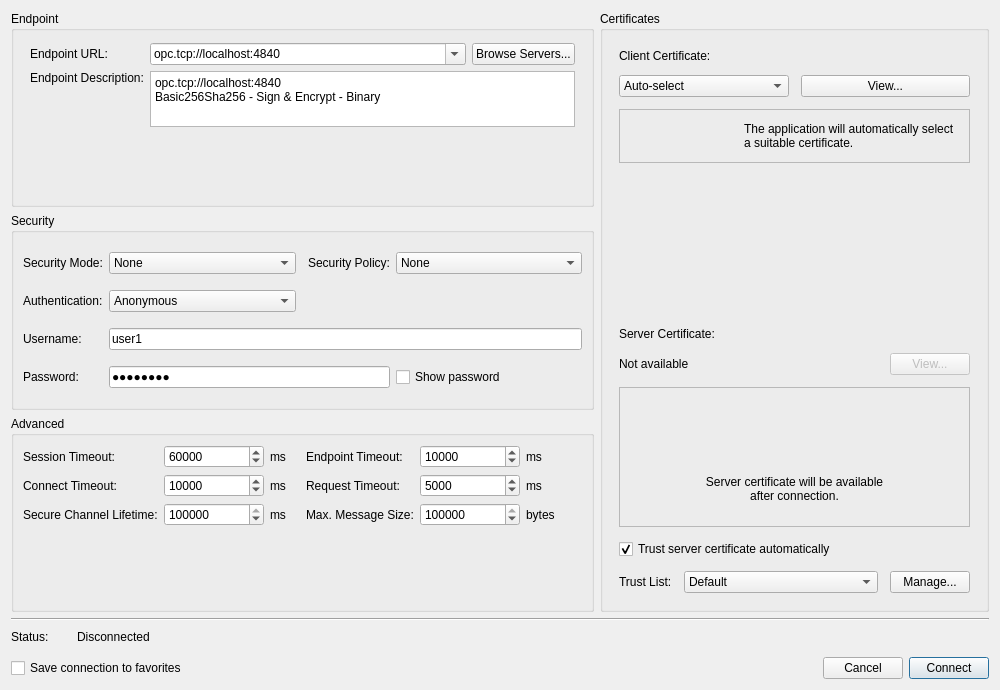
Old version of the form src/dialogs/connectiondialog.ui in the repository sanny32/OpenUaExplorer.
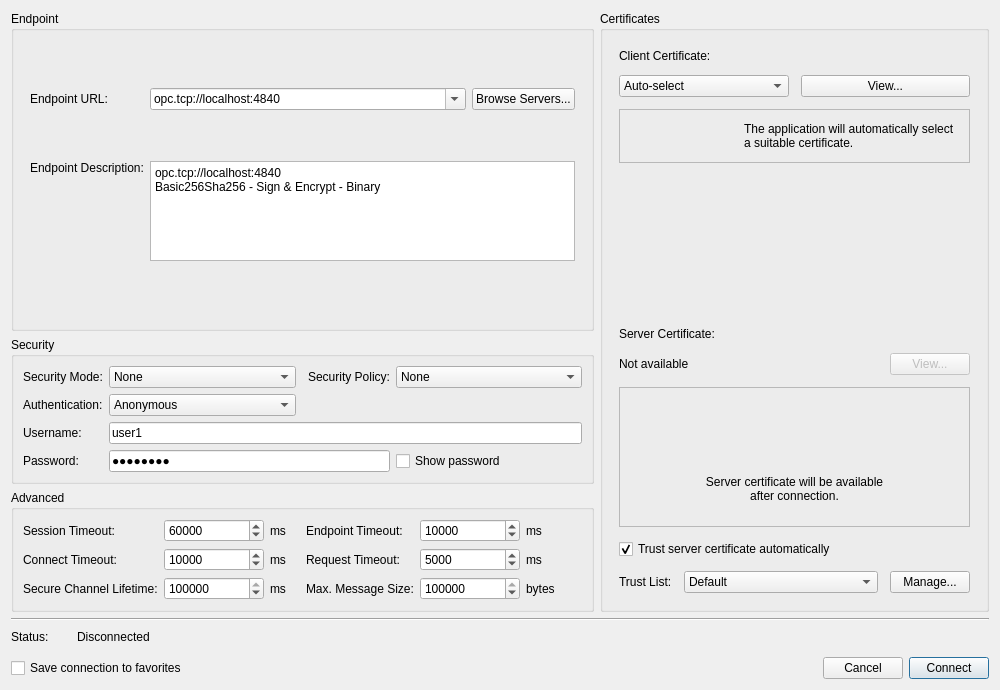
New version of the form. Icons and pictures are not drawn. Custom widgets are drawn as their Qt base class.

Commit message: feat: Adjust connection dialog size properties for improved layout and responsiveness

```diff
--- a/src/dialogs/connectiondialog.ui
+++ b/src/dialogs/connectiondialog.ui
@@ -13,7 +13,7 @@
   <property name="minimumSize">
    <size>
      <width>1000</width>
-    <height>690</height>
+    <height>0</height>
    </size>
   </property>
   <property name="windowTitle">
@@ -62,7 +62,7 @@
           <item row="1" column="1">
            <widget class="QTextEdit" name="endpointDescriptionEdit">
             <property name="sizePolicy">
-             <sizepolicy hsizetype="Expanding" vsizetype="Fixed">
+             <sizepolicy hsizetype="Expanding" vsizetype="Expanding">
               <horstretch>0</horstretch>
               <verstretch>0</verstretch>
              </sizepolicy>
@@ -76,7 +76,7 @@
             <property name="maximumSize">
              <size>
               <width>16777215</width>
-              <height>56</height>
+              <height>100</height>
              </size>
             </property>
             <property name="verticalScrollBarPolicy">
```
The commit also changes 1 other file.
